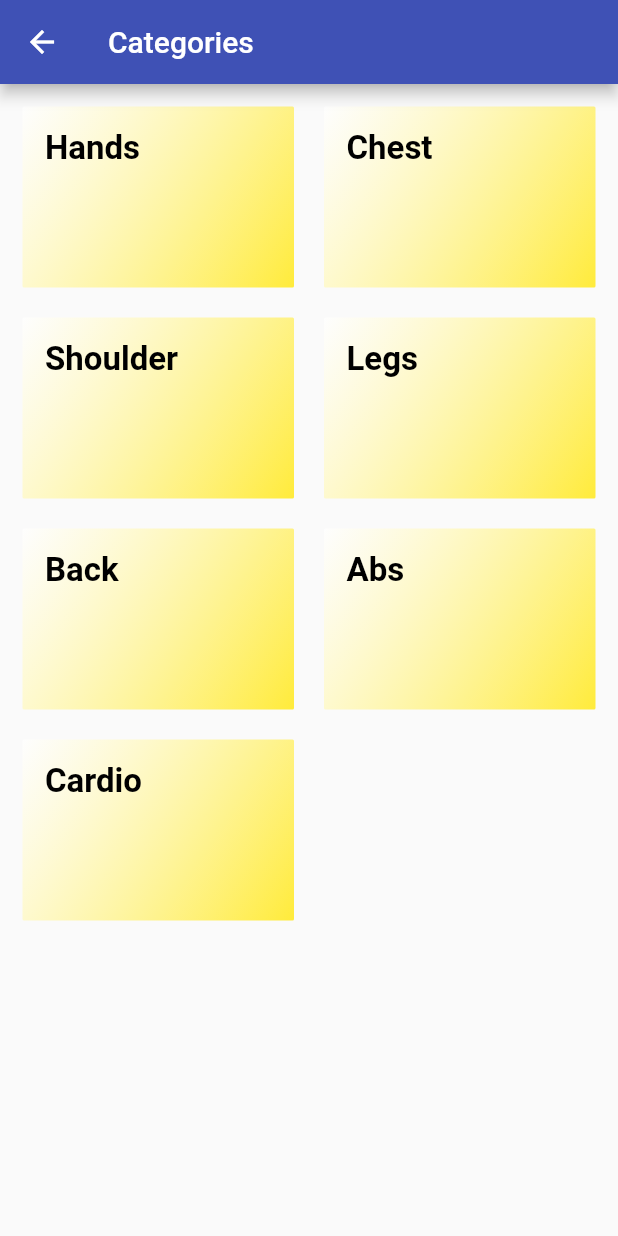
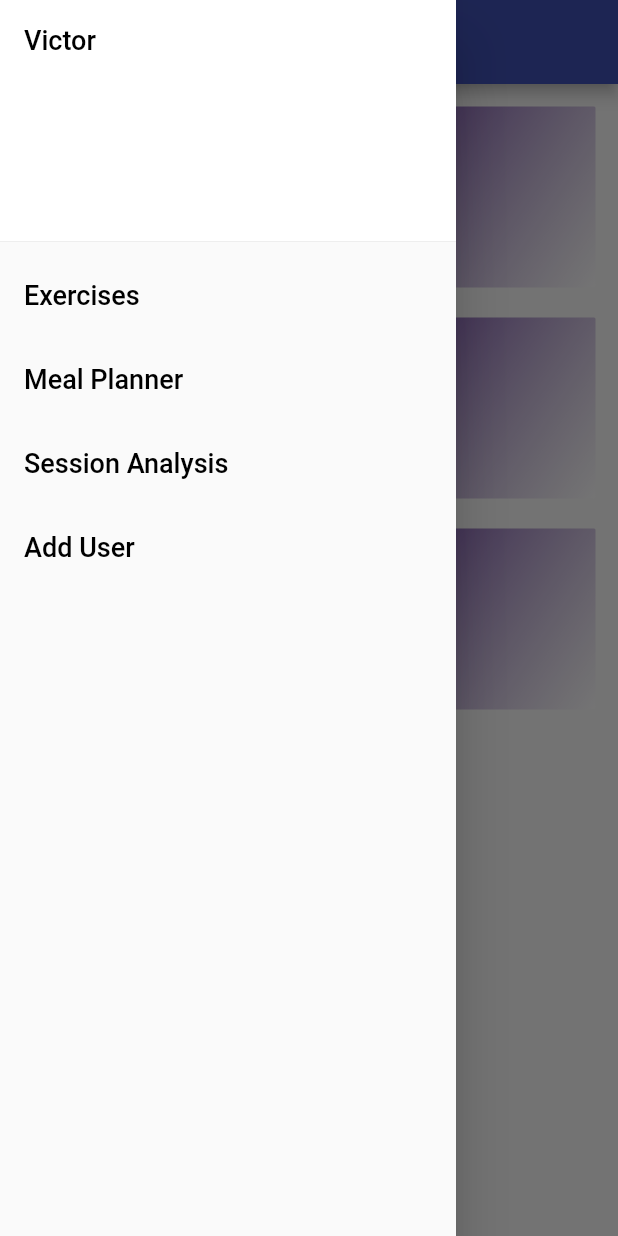
Before and after one commit to ShreshthSingh/Victor, a Flutter app: the CategoryScreen screen opened by its route, with the side drawer open (before the commit the screen has no drawer), on a phone screen of 412 x 824 dp. Run offline on Flutter 3.47's test engine with Material 2 defaults, Android fonts, the phone set to English and light mode, and no system bars; our stand-ins replace sqflite; missing offline and left inert: flutter_timer; accounts and stored records are empty; Roboto replaces fonts that are missing (DancingScript).

Commit message:
Drawer is added

```diff
--- a/lib/main.dart
+++ b/lib/main.dart
@@ -7,6 +7,7 @@ import 'package:victor/providers/session.dart';
 import 'package:victor/screens/category_screen.dart';
 import 'package:victor/screens/cardio_exercise_sceen.dart';
 import 'package:victor/screens/exercises_screen.dart';
+import 'package:victor/screens/meal_analysis.dart';
 import 'package:victor/screens/meals_screen.dart';
 import 'package:victor/screens/mexercise.dart';
 import 'package:victor/screens/sign_up.dart';
@@ -46,7 +47,8 @@ class MyApp extends StatelessWidget {
             '/exercises': (ctx) => ExercisesScreen(),
             '/cardioexercise': (ctx) => CardioExerciseScreen(),
             '/mexercise': (ctx) => MExerciseScreen(),
-            '/meals': (ctx) => MealsScreen()
+            '/meals': (ctx) => MealsScreen(),
+            '/mealanalysis': (ctx) => Analysis()
           },
         ));
   }
--- a/lib/screens/category_screen.dart
+++ b/lib/screens/category_screen.dart
@@ -1,4 +1,5 @@
 import 'package:flutter/material.dart';
+import 'package:victor/widgets/main_drawer.dart';
 import '../providers/category.dart';
 import 'package:provider/provider.dart';
 import '../widgets/categoryitem.dart';
@@ -13,6 +14,7 @@ class CategoryScreen extends StatelessWidget {
         appBar: AppBar(
           title: Text('Categories'),
         ),
+        drawer: MainDrawer(),
         body: GridView(
           padding: const EdgeInsets.all(15),
           children: categories
--- a/lib/screens/splash_screen.dart
+++ b/lib/screens/splash_screen.dart
@@ -1,5 +1,6 @@
 import 'package:flutter/material.dart';
 import 'package:provider/provider.dart';
+import 'package:victor/widgets/main_drawer.dart';
 import '../providers/user.dart';
 import '../providers/session.dart';
 
@@ -48,6 +49,7 @@ class _SplashScreenState extends State<SplashScreen> {
         appBar: AppBar(
           title: Text('Victor beta'),
         ),
+        drawer: MainDrawer(),
         body: isLoading == true
             ? Center(
                 child: CircularProgressIndicator(),
--- a/lib/widgets/categoryitem.dart
+++ b/lib/widgets/categoryitem.dart
@@ -25,16 +25,16 @@ class CategoryItem extends StatelessWidget {
         padding: const EdgeInsets.all(15),
         child: Text(title,
             style: TextStyle(
-              color: Colors.black,
+              color: Colors.white,
               fontWeight: FontWeight.bold,
               fontSize: 22,
               fontFamily: 'DancingScript',
             )), //Theme.of(context).textTheme.title) //for theme,
         decoration: BoxDecoration(
-          gradient: LinearGradient(colors: [
-            Colors.white.withOpacity(0.7),
-            Colors.yellow,
-          ], begin: Alignment.topLeft, end: Alignment.bottomRight),
+          gradient: LinearGradient(
+              colors: [Colors.purple[900], Colors.white.withOpacity(0.7)],
+              begin: Alignment.topLeft,
+              end: Alignment.bottomRight),
           //color: Colors.white,
           //border: Border.all(width:4,color: Colors.pink[50]) ,
 
--- /dev/null
+++ b/lib/widgets/main_drawer.dart
@@ -0,0 +1,76 @@
+import 'package:flutter/material.dart';
+
+class MainDrawer extends StatelessWidget {
+  @override
+  Widget build(BuildContext context) {
+    return Drawer(
+      // Add a ListView to the drawer. This ensures the user can scroll
+      // through the options in the drawer if there isn't enough vertical
+      // space to fit everything.
+      child: ListView(
+        // Important: Remove any padding from the ListView.
+        padding: EdgeInsets.zero,
+        children: <Widget>[
+          DrawerHeader(
+            child: Text(
+              'Victor',
+              style: TextStyle(color: Colors.black, fontSize: 18),
+            ),
+            decoration: BoxDecoration(
+              color: Colors.white,
+            ),
+          ),
+          ListTile(
+            title: Text(
+              'Exercises',
+              style: TextStyle(color: Colors.black, fontSize: 18),
+            ),
+            onTap: () {
+              // Navigator.pop(context);
+              Navigator.of(context).pushReplacementNamed('/categories');
+            },
+          ),
+          ListTile(
+            title: Text(
+              'Meal Planner',
+              style: TextStyle(
+                  color: Colors.black,
+                  //fontFamily: 'AbrilFatface',
+                  fontSize: 18),
+            ),
+            onTap: () {
+              Navigator.of(context).pushNamed('/meals');
+              // Navigator.of(context).pop();
+            },
+          ),
+          ListTile(
+            title: Text(
+              'Session Analysis',
+              style: TextStyle(
+                  color: Colors.black,
+                  //fontFamily: 'AbrilFatface',
+                  fontSize: 18),
+            ),
+            onTap: () {
+              Navigator.of(context).pushNamed('/adduser');
+              // Navigator.of(context).pop();
+            },
+          ),
+          ListTile(
+            title: Text(
+              'Add User',
+              style: TextStyle(
+                  color: Colors.black,
+                  //fontFamily: 'AbrilFatface',
+                  fontSize: 18),
+            ),
+            onTap: () {
+              Navigator.of(context).pushNamed('/adduser');
+              // Navigator.of(context).pop();
+            },
+          )
+        ],
+      ),
+    );
+  }
+}
--- a/lib/widgets/meal_item.dart
+++ b/lib/widgets/meal_item.dart
@@ -13,6 +13,7 @@ class MealItem extends StatefulWidget {
 }
 
 class _MealItemState extends State<MealItem> {
+  var quantity = 0;
   var done = false;
   var _quantity = TextEditingController();
   @override
@@ -59,7 +60,7 @@ class _MealItemState extends State<MealItem> {
                 Container(
                     height: 50,
                     width: 50,
-                    child: TextField(
+                    child: TextFormField(
                         controller: _quantity,
                         keyboardType: TextInputType.number,
                         decoration: new InputDecoration(
```
Also changed, not shown: lib/providers/meal_cart.dart (+21 -0 lines), lib/screens/meal_analysis.dart (added, +25 -0 lines), lib/screens/meals_screen.dart (+12 -3 lines), lib/screens/session_result.dart (added).
